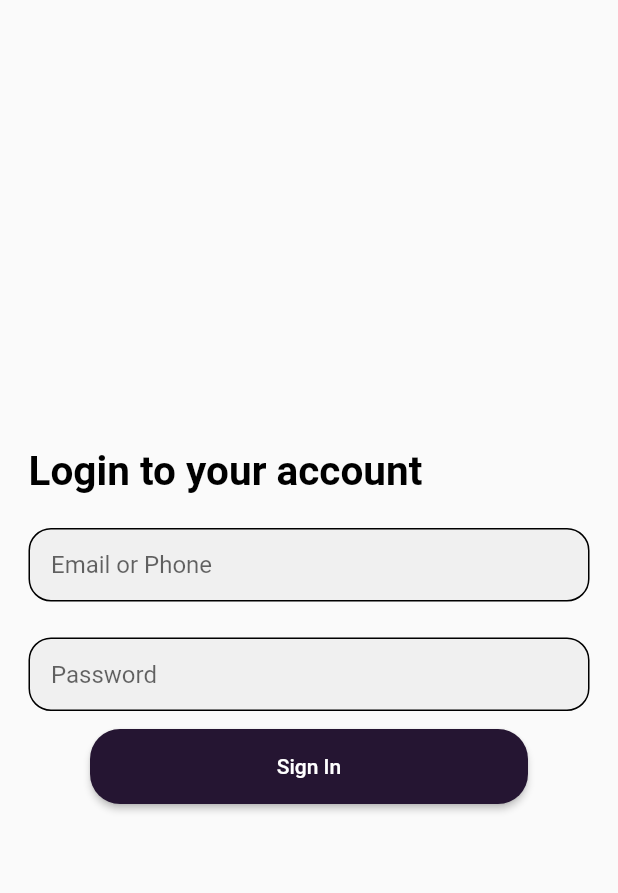
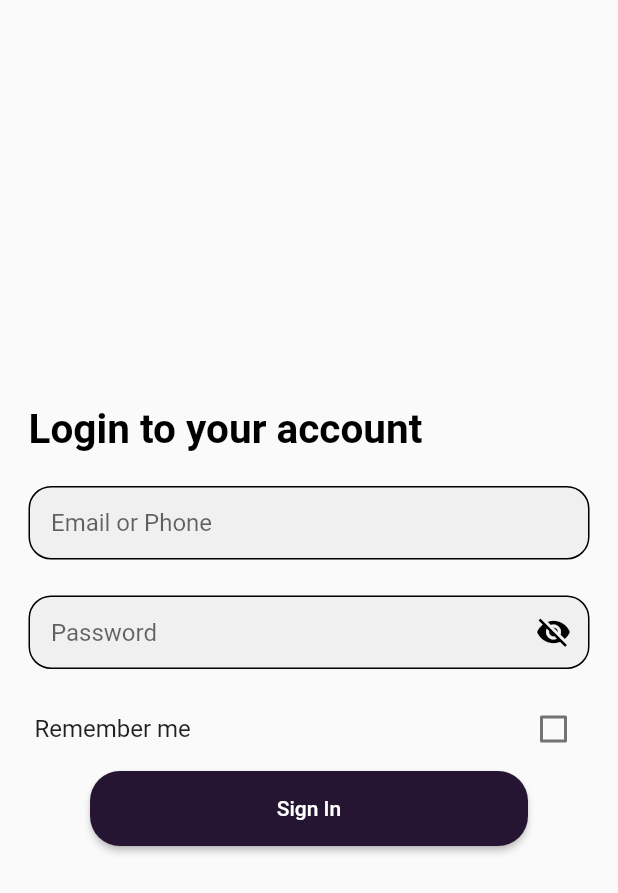
Before and after one commit to sonysn/waya-driver-ui, a Flutter app: the LoginPage screen opened directly, after a tap on "Sign In", on a phone screen of 412 x 824 dp. Shown: the top 893 px of the screen. Run offline on Flutter 3.47's test engine with Material 2 defaults, Android fonts, the phone set to English and light mode, and no system bars; our stand-ins replace file_picker, google_maps_flutter, image_picker, location, shared_preferences, socket_io_client; accounts and stored records are empty; network calls fail.

Commit message:
login page fix 2

```diff
--- a/lib/screens/loginpage.dart
+++ b/lib/screens/loginpage.dart
@@ -1,7 +1,9 @@
 import 'package:flutter/material.dart';
+import 'package:flutter/services.dart';
 import 'package:waya_driver/api/auth.dart';
 import '/screens/bottom_nav.dart';
 import '../colorscheme.dart';
+import 'package:shared_preferences/shared_preferences.dart';
 
 class LoginPage extends StatefulWidget {
   const LoginPage({Key? key}) : super(key: key);
@@ -11,41 +13,66 @@ class LoginPage extends StatefulWidget {
 }
 
 class _LoginPageState extends State<LoginPage> {
-  dynamic _serverResponse() async{
+  dynamic _serverResponse() async {
     try {
-      final response = await signIn(emailOrPhoneTextController.text, passwordTextController.text);
-      //print(res.email);
+      final response = await signIn(
+          emailOrPhoneTextController.text, passwordTextController.text
+      );
       setState(() {
         _futureData = response;
       });
+      if (_futureData != null) {
         _nav();
-    } catch(e){
+      }
+    } catch (e) {
       print(e);
+    } finally {
+      setState(() {
+        _isLoading = false;
+      });
     }
   }
 
+
   void _nav() {
-    Navigator.push(context,
-        MaterialPageRoute(builder: (BuildContext context) {
-          return BottomNavPage(data: _futureData,);
+    Navigator.push(context, MaterialPageRoute(builder: (BuildContext context) {
+      return BottomNavPage(
+        data: _futureData,
+      );
     }));
   }
 
   TextEditingController emailOrPhoneTextController = TextEditingController();
   TextEditingController passwordTextController = TextEditingController();
   bool val = false;
+  bool _passwordVisible = false;
+  bool _rememberMe = false;
+  bool _isLoading = false;
   dynamic _futureData;
 
   @override
-  void dispose() {
-    // TODO: implement dispose
-    super.dispose();
+  void initState() {
+    super.initState();
+    _loadCredentials();
+  }
+
+  void _loadCredentials() async {
+    SharedPreferences prefs = await SharedPreferences.getInstance();
+    String? emailOrPhone = prefs.getString('emailOrPhone');
+    String? password = prefs.getString('password');
+    if (emailOrPhone != null && password != null) {
+      emailOrPhoneTextController.text = emailOrPhone;
+      passwordTextController.text = password;
+      setState(() {
+        _rememberMe = true;
+      });
+    }
   }
 
   @override
   Widget build(BuildContext context) {
     return Scaffold(
-      body: Container(
+      body: _isLoading ? const Center(child: CircularProgressIndicator()) :  Container(
         padding: const EdgeInsets.only(top: 10),
         margin: const EdgeInsets.symmetric(horizontal: 7),
         child: Column(
@@ -71,6 +98,10 @@ class _LoginPageState extends State<LoginPage> {
                       controller: emailOrPhoneTextController,
                       cursorColor: customPurple,
                       keyboardType: TextInputType.text,
+                      inputFormatters: [
+                        FilteringTextInputFormatter.deny(RegExp(r'\s')),
+                        // Disallow whitespace
+                      ],
                       decoration: const InputDecoration(
                         hintText: 'Email or Phone',
                         contentPadding: EdgeInsets.all(15),
@@ -82,7 +113,8 @@ class _LoginPageState extends State<LoginPage> {
                         focusedBorder: OutlineInputBorder(
                           borderRadius: BorderRadius.all(Radius.circular(15)),
                           borderSide: BorderSide(color: Colors.yellow),
-                          )),
+                        ),
+                      ),
                     ),
                   ],
                 )),
@@ -91,34 +123,69 @@ class _LoginPageState extends State<LoginPage> {
               child: Column(
                 children: [
                   //TextField for name
-                    TextField(
+                  TextFormField(
                     controller: passwordTextController,
                     cursorColor: customPurple,
                     keyboardType: TextInputType.text,
-                      decoration: const InputDecoration(
+                    obscureText: !_passwordVisible,
+                    decoration: InputDecoration(
                       hintText: 'Password',
-                          contentPadding: EdgeInsets.all(15),
-                          enabledBorder: OutlineInputBorder(
+                      contentPadding: const EdgeInsets.all(15),
+                      enabledBorder: const OutlineInputBorder(
                         borderRadius: BorderRadius.all(Radius.circular(15)),
                         borderSide: BorderSide(color: Colors.black),
                       ),
                       filled: true,
-                          focusedBorder: OutlineInputBorder(
+                      focusedBorder: const OutlineInputBorder(
                         borderRadius: BorderRadius.all(Radius.circular(15)),
                         borderSide: BorderSide(color: Colors.yellow),
-                          )),
+                      ),
+                      suffixIcon: IconButton(
+                        icon: Icon(
+                          _passwordVisible
+                              ? Icons.visibility
+                              : Icons.visibility_off,
+                          color: Colors.black,
+                        ),
+                        onPressed: () {
+                          setState(() {
+                            _passwordVisible = !_passwordVisible;
+                          });
+                        },
+                      ),
+                    ),
                   ),
                 ],
-                )),
+              ),
+            ),
+            CheckboxListTile(
+              title: const Text('Remember me'),
+              activeColor: Colors.black,
+              value: _rememberMe,
+              onChanged: (bool? value) {
+                setState(() {
+                  _rememberMe = value!;
+                });
+              },
+            ),
             Center(
               child: ElevatedButton(
-                  onPressed: () {
+                  onPressed: () async {
                     //print(signIn(emailOrPhoneTextController.text, passwordTextController.text));
                     // Navigator.push(context,
                     //     MaterialPageRoute(builder: (BuildContext context) {
                     //   return const BottomNavPage();
                     // }));
                     _serverResponse();
+                    if (_rememberMe) {
+                      SharedPreferences prefs =
+                          await SharedPreferences.getInstance();
+                      await prefs.setString(
+                          'emailOrPhone', emailOrPhoneTextController.text);
+                      await prefs.setString(
+                          'password', passwordTextController.text);
+                    }
+
                     print(_futureData);
                   },
                   style: ElevatedButton.styleFrom(
--- a/pubspec.yaml
+++ b/pubspec.yaml
@@ -46,6 +46,7 @@ dev_dependencies:
   socket_io_client: ^2.0.0
   image_picker: ^0.8.7+4
   file_picker: ^5.2.11
+  shared_preferences: ^2.1.0
   # The "flutter_lints" package below contains a set of recommended lints to
   # encourage good coding practices. The lint set provided by the package is
   # activated in the `analysis_options.yaml` file located at the root of your
```
Lines whose indentation alone changed are shown as unchanged.
